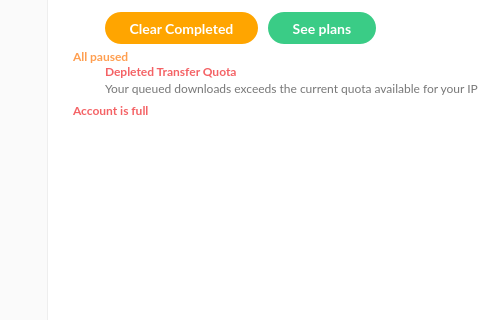
The window that src/MEGASync/transfers/gui/linux/TransferManager.ui (meganz/MEGAsync) describes before a commit, drawn with Qt 5; both pictures show x 208 to 688 and y 0 to 320 of the 1161 by 720 pixel window.
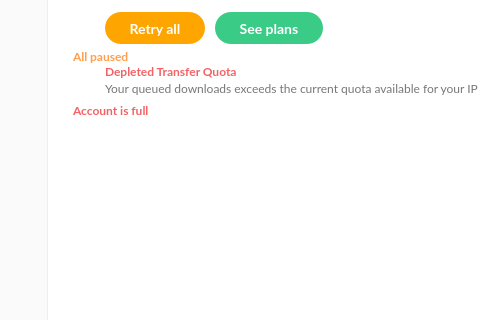
The same window after the commit. Icons and pictures are not drawn. Custom widgets are drawn as their Qt base class.

```diff
--- a/src/MEGASync/transfers/gui/linux/TransferManager.ui
+++ b/src/MEGASync/transfers/gui/linux/TransferManager.ui
@@ -2718,7 +2718,7 @@
                 <cursorShape>PointingHandCursor</cursorShape>
                </property>
                <property name="text">
-                <string>Clear Completed</string>
+                <string>Retry all</string>
                </property>
               </widget>
              </item>
```
